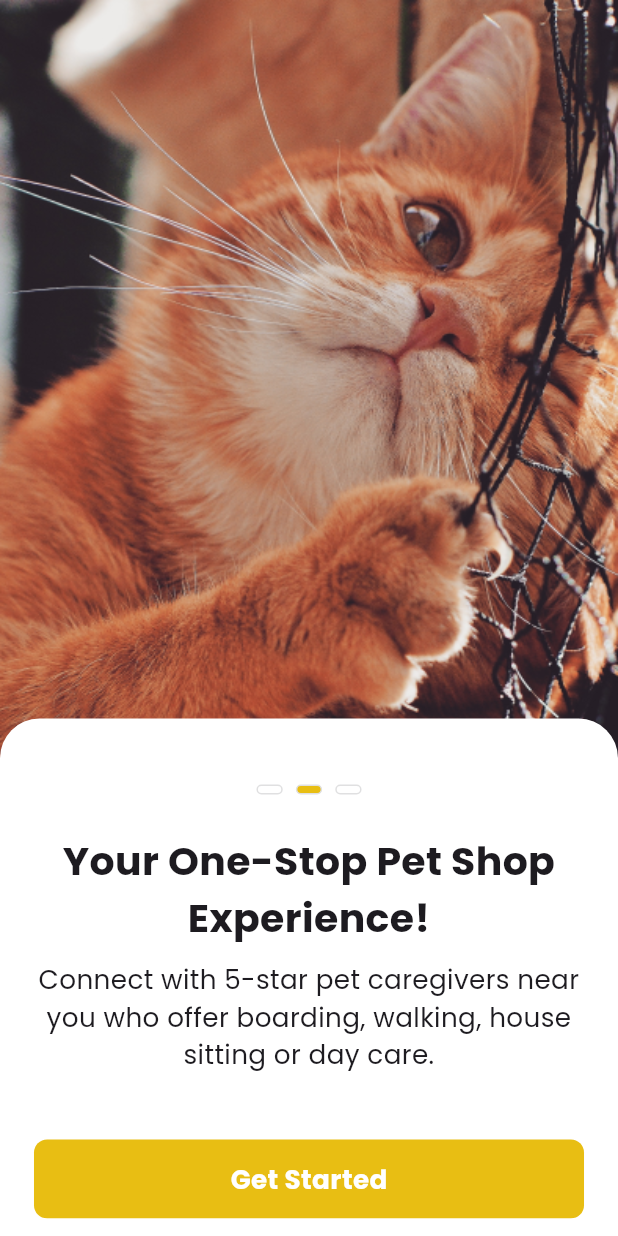
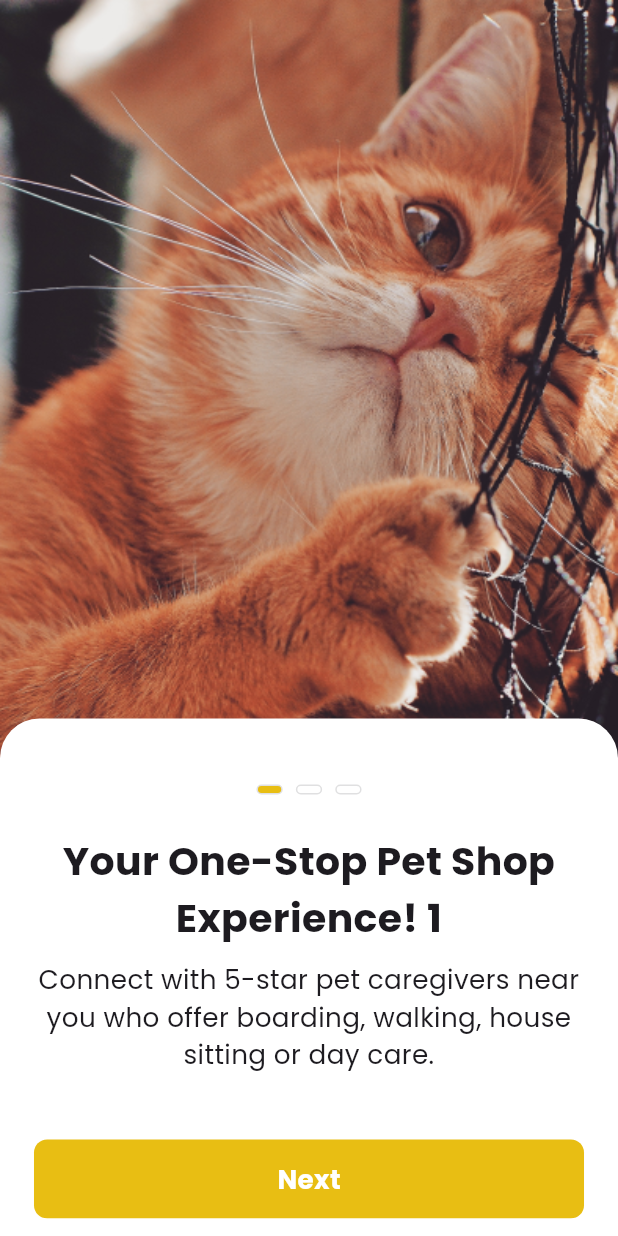
Before and after one commit to Emyeeeel/mobile_pet_shop_app, a Flutter app: the screen it shows after launch, on a phone screen of 412 x 824 dp. Run offline on Flutter 3.47's test engine with Material 3 defaults, Android fonts, the phone set to English and light mode, and no system bars; our stand-ins replace device_preview, google_fonts.

Commit message:
added model, provider, and widgets for landing page

```diff
--- a/lib/main.dart
+++ b/lib/main.dart
@@ -1,14 +1,18 @@
 import 'package:device_preview/device_preview.dart';
 import 'package:flutter/foundation.dart';
 import 'package:flutter/material.dart';
-import 'package:pet_shop_app/screens/catalog.dart';
+import 'package:provider/provider.dart';
 
+import 'providers/landing_page_provider.dart';
 import 'screens/landing_page.dart';
 
 void main() => runApp(
       DevicePreview(
         enabled: !kReleaseMode,
-        builder: (context) => const MyApp(),
+        builder: (context) => ChangeNotifierProvider(
+          create: (context) => LandingPageProvider(),
+          child: const MyApp(),
+        ),
       ),
     );
 
@@ -26,7 +30,7 @@ class MyApp extends StatelessWidget {
       theme: ThemeData(
         primaryColor: const Color(0xFFFFFFFF),
       ),
-      home: const LandingPage(),
+      home: LandingPage(),
     );
   }
 }
--- /dev/null
+++ b/lib/models/catalog_model.dart
@@ -0,0 +1,43 @@
+import 'package:flutter/material.dart';
+
+class CatProductModel {
+  static List<String> catNames = [
+    'Persian Cat',
+    'Sphinx Cat',
+    'Bengal Cat',
+    'Abyssinian Cat',
+    'Burmese Cat',
+    'Russian Blue Cat',
+  ];
+
+  static List<int> catPrices = [
+    85,
+    60,
+    90,
+    75,
+    75,
+    60,
+  ];
+
+  CatProduct getById(int id) => CatProduct(
+      id, catNames[id % catNames.length], catPrices[id % catPrices.length]);
+
+  CatProduct getByPosition(int position) {
+    return getById(position);
+  }
+}
+
+@immutable
+class CatProduct {
+  final int id;
+  final String name;
+  final int price;
+
+  const CatProduct(this.id, this.name, this.price);
+
+  @override
+  int get hashCode => id;
+
+  @override
+  bool operator ==(Object other) => other is CatProduct && other.id == id;
+}
--- /dev/null
+++ b/lib/models/landing_page_model.dart
@@ -0,0 +1,40 @@
+class Model {
+  final int id;
+  final String image;
+  final String title;
+  final String description;
+  final String buttonText;
+
+  Model(
+      {required this.id,
+      required this.image,
+      required this.title,
+      required this.description,
+      required this.buttonText});
+}
+
+class LandingPageModel {
+  static List<Model> modelList = [
+    Model(
+        id: 0,
+        image: 'lib/assets/cat-1.png',
+        title: 'Your One-Stop Pet Shop Experience! 1',
+        description:
+            'Connect with 5-star pet caregivers near you who offer boarding, walking, house sitting or day care.',
+        buttonText: 'Next'),
+    Model(
+        id: 1,
+        image: 'lib/assets/cat-1.png',
+        title: 'Your One-Stop Pet Shop Experience! 2',
+        description:
+            'Connect with 5-star pet caregivers near you who offer boarding, walking, house sitting or day care.',
+        buttonText: 'Next'),
+    Model(
+        id: 2,
+        image: 'lib/assets/cat-1.png',
+        title: 'Your One-Stop Pet Shop Experience! 3',
+        description:
+            'Connect with 5-star pet caregivers near you who offer boarding, walking, house sitting or day care.',
+        buttonText: 'Get Started'),
+  ];
+}
--- /dev/null
+++ b/lib/providers/landing_page_provider.dart
@@ -0,0 +1,25 @@
+import 'package:flutter/material.dart';
+
+import '../models/landing_page_model.dart';
+
+class LandingPageProvider with ChangeNotifier {
+  List<Model> _modelList = [];
+
+  List<Model> get modelList => _modelList;
+
+  void setModelList(List<Model> newList) {
+    _modelList = newList;
+    notifyListeners();
+  }
+
+  int _currentModelId = 0;
+
+  int get currentModelId => _currentModelId;
+
+  void incrementModelId() {
+    if (_currentModelId < _modelList.length - 1) {
+      _currentModelId++;
+      notifyListeners();
+    }
+  }
+}
--- a/lib/screens/landing_page.dart
+++ b/lib/screens/landing_page.dart
@@ -1,139 +1,38 @@
 import 'package:flutter/material.dart';
-import 'package:google_fonts/google_fonts.dart';
+import 'package:provider/provider.dart';
 
-class LandingPage extends StatefulWidget {
+import '../models/landing_page_model.dart';
+import '../providers/landing_page_provider.dart';
+import '../widgets/landing_page_widgets.dart';
+
+class LandingPage extends StatelessWidget {
   const LandingPage({Key? key}) : super(key: key);
 
   @override
-  _LandingPageState createState() => _LandingPageState();
-}
+  Widget build(BuildContext context) {
+    return Consumer<LandingPageProvider>(
+      builder: (context, provider, child) {
+        provider.setModelList(LandingPageModel.modelList);
 
-class _LandingPageState extends State<LandingPage> {
-  @override
-  Widget build(BuildContext context) {
-    return Scaffold(
-      body: Stack(
-        children: [
-          Positioned(
-            left: 0,
-            top: 0,
-            child: Container(
-              height: 540,
-              width: MediaQuery.of(context).size.width,
-              decoration: const BoxDecoration(
-                image: DecorationImage(
-                    image: AssetImage("lib/assets/cat-1.png"),
-                    fit: BoxFit.fill),
+        Model currentModel = provider.modelList[provider.currentModelId];
+
+        print(currentModel.id);
+
+        return Scaffold(
+          body: Stack(
+            children: [
+              BackgroundImage(image: currentModel.image),
+              ContainerWidget(
+                id: currentModel.id,
+                title: currentModel.title,
+                description: currentModel.description,
+                buttonText: currentModel.buttonText,
+                onTap: provider.incrementModelId,
               ),
-            ),
+            ],
           ),
-          Positioned(
-            left: 0,
-            top: 479.08,
-            child: Container(
-              width: MediaQuery.of(context).size.width,
-              height: 372,
-              decoration: const BoxDecoration(
-                color: Color(0xFFFFFFFF),
-                borderRadius: BorderRadius.only(
-                  topLeft: Radius.circular(26.27),
-                  topRight: Radius.circular(26.27),
-                ),
-              ),
-              child: Column(
-                children: [
-                  const SizedBox(
-                    height: 44,
-                  ),
-                  Row(
-                    mainAxisAlignment: MainAxisAlignment.center,
-                    children: [
-                      Container(
-                        width: 17.51,
-                        height: 6.57,
-                        decoration: BoxDecoration(
-                            borderRadius: BorderRadius.circular(3.28),
-                            border: Border.all(
-                                width: 1.0, color: const Color(0xFFE0E0E1))),
-                      ),
-                      const SizedBox(
-                        width: 8.76,
-                      ),
-                      Container(
-                        width: 17.51,
-                        height: 6.57,
-                        decoration: BoxDecoration(
-                            color: const Color(0xFFE8BE13),
-                            borderRadius: BorderRadius.circular(3.28),
-                            border: Border.all(
-                                width: 1.0, color: const Color(0xFFE0E0E1))),
-                      ),
-                      const SizedBox(
-                        width: 8.76,
-                      ),
-                      Container(
-                        width: 17.51,
-                        height: 6.57,
-                        decoration: BoxDecoration(
-                            borderRadius: BorderRadius.circular(3.28),
-                            border: Border.all(
-                                width: 1.0, color: const Color(0xFFE0E0E1))),
-                      ),
-                    ],
-                  ),
-                  const SizedBox(
-                    height: 26,
-                  ),
-                  SizedBox(
-                    width: 366.69,
-                    child: Text(
-                      "Your One-Stop Pet Shop Experience!",
-                      style: GoogleFonts.poppins(
-                        fontSize: 26.27,
-                        fontWeight: FontWeight.w700,
-                      ),
-                      textAlign: TextAlign.center,
-                    ),
-                  ),
-                  const SizedBox(
-                    height: 9,
-                  ),
-                  SizedBox(
-                    width: 366.69,
-                    child: Text(
-                      "Connect with 5-star pet caregivers near you who offer boarding, walking, house sitting or day care.",
-                      style: GoogleFonts.poppins(
-                        fontSize: 17.51,
-                        fontWeight: FontWeight.w400,
-                      ),
-                      textAlign: TextAlign.center,
-                    ),
-                  ),
-                  const SizedBox(
-                    height: 44,
-                  ),
-                  Container(
-                    width: 366.69,
-                    height: 52.54,
-                    decoration: BoxDecoration(
-                        borderRadius: BorderRadius.circular(8.76),
-                        color: Color(0xFFE8BE13)),
-                    child: Center(
-                      child: Text(
-                        "Get Started",
-                        style: GoogleFonts.poppins(
-                            fontSize: 17.51,
-                            fontWeight: FontWeight.w700,
-                            color: Color(0xFFFFFFFF)),
-                      ),
-                    ),
-                  )
-                ],
-              ),
-            ),
-          )
-        ],
-      ),
+        );
+      },
     );
   }
 }
--- /dev/null
+++ b/lib/widgets/landing_page_widgets.dart
@@ -0,0 +1,174 @@
+import 'package:flutter/material.dart';
+import 'package:google_fonts/google_fonts.dart';
+import 'package:provider/provider.dart';
+
+import '../providers/landing_page_provider.dart';
+import '../screens/catalog.dart';
+
+class BackgroundImage extends StatelessWidget {
+  const BackgroundImage({
+    Key? key,
+    required this.image,
+  }) : super(key: key);
+
+  final String image;
+
+  @override
+  Widget build(BuildContext context) {
+    return Positioned(
+      left: 0,
+      top: 0,
+      child: Container(
+        height: 540,
+        width: MediaQuery.of(context).size.width,
+        decoration: BoxDecoration(
+          image: DecorationImage(
+            image: AssetImage(image),
+            fit: BoxFit.fill,
+          ),
+        ),
+      ),
+    );
+  }
+}
+
+class ContainerWidget extends StatelessWidget {
+  const ContainerWidget({
+    Key? key,
+    required this.title,
+    required this.description,
+    required this.buttonText,
+    required this.id,
+    required this.onTap,
+  }) : super(key: key);
+
+  final String title, description, buttonText;
+  final int id;
+  final VoidCallback onTap;
+
+  @override
+  Widget build(BuildContext context) {
+    return Positioned(
+      left: 0,
+      top: 479.08,
+      child: Container(
+        width: MediaQuery.of(context).size.width,
+        height: 372,
+        decoration: const BoxDecoration(
+          color: Color(0xFFFFFFFF),
+          borderRadius: BorderRadius.only(
+            topLeft: Radius.circular(26.27),
+            topRight: Radius.circular(26.27),
+          ),
+        ),
+        child: Column(
+          children: [
+            const SizedBox(
+              height: 44,
+            ),
+            PageIndicator(id: id),
+            const SizedBox(
+              height: 26,
+            ),
+            SizedBox(
+              width: 366.69,
+              child: Text(
+                title,
+                style: GoogleFonts.poppins(
+                  fontSize: 26.27,
+                  fontWeight: FontWeight.w700,
+                ),
+                textAlign: TextAlign.center,
+              ),
+            ),
+            const SizedBox(
+              height: 9,
+            ),
+            SizedBox(
+              width: 366.69,
+              child: Text(
+                description,
+                style: GoogleFonts.poppins(
+                  fontSize: 17.51,
+                  fontWeight: FontWeight.w400,
+                ),
+                textAlign: TextAlign.center,
+              ),
+            ),
+            const SizedBox(
+              height: 44,
+            ),
+            GestureDetector(
+              onTap: () {
+                onTap();
+                // Check if the currentModelId is   2
+                int currentModelId =
+                    Provider.of<LandingPageProvider>(context, listen: false)
+                        .currentModelId;
+                if (currentModelId == 2) {
+                  // Navigate to the CatalogPage
+                  Navigator.push(
+                    context,
+                    MaterialPageRoute(
+                        builder: (context) => const CatalogPage()),
+                  );
+                }
+              },
+              child: Container(
+                width: 366.69,
+                height: 52.54,
+                decoration: BoxDecoration(
+                    borderRadius: BorderRadius.circular(8.76),
+                    color: const Color(0xFFE8BE13)),
+                child: Center(
+                  child: Text(
+                    buttonText,
+                    style: GoogleFonts.poppins(
+                        fontSize: 17.51,
+                        fontWeight: FontWeight.w700,
+                        color: const Color(0xFFFFFFFF)),
+                  ),
+                ),
+              ),
+            )
+          ],
+        ),
+      ),
+    );
+  }
+}
+
+class PageIndicator extends StatelessWidget {
+  final int id;
+
+  const PageIndicator({super.key, required this.id});
+
+  @override
+  Widget build(BuildContext context) {
+    List<int> modelIds = [0, 1, 2];
+
+    List<Widget> widgets = [];
+    for (int i = 0; i < modelIds.length; i++) {
+      widgets.add(
+        Container(
+          width: 17.51,
+          height: 6.57,
+          decoration: BoxDecoration(
+            color: modelIds[i] == id ? const Color(0xFFE8BE13) : null,
+            borderRadius: BorderRadius.circular(3.28),
+            border: Border.all(width: 1.0, color: const Color(0xFFE0E0E1)),
+          ),
+        ),
+      );
+
+      if (i < modelIds.length - 1) {
+        widgets.add(const SizedBox(width: 8.76));
+      }
+    }
+
+    return Row(
+      mainAxisAlignment: MainAxisAlignment.center,
+      children: widgets,
+    );
+  }
+}
```
Also changed, not shown: lib/providers/cart_provider.dart (added).
